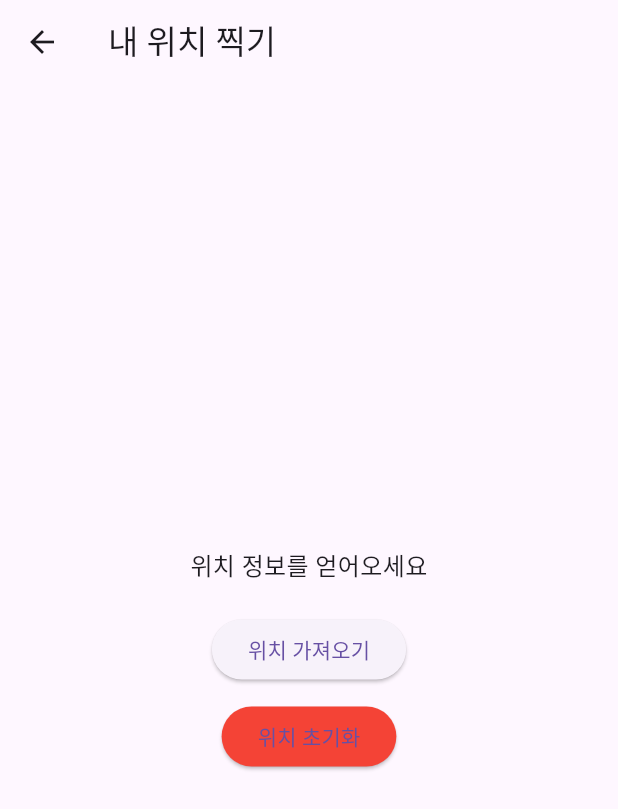
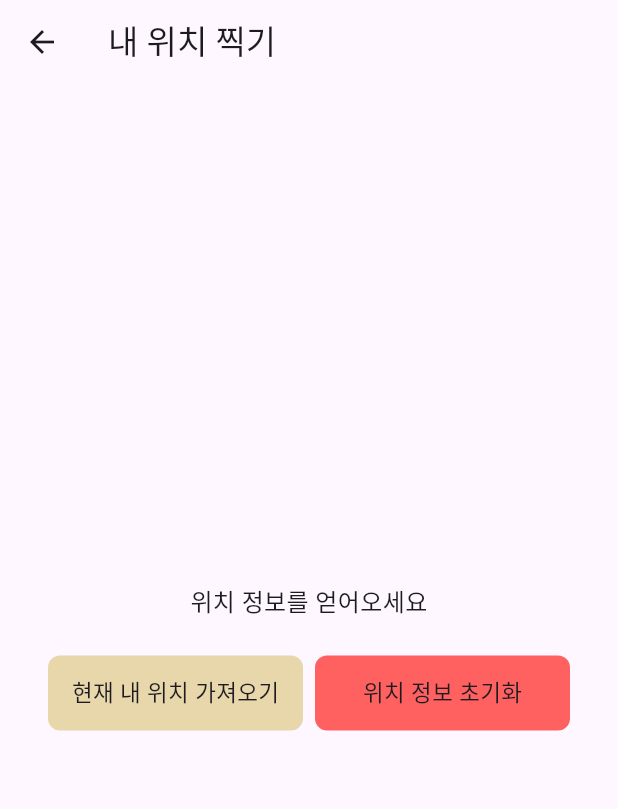
Before and after one commit to JMandoo1014/TrackON, a Flutter app: the LocationPage screen opened directly, on a phone screen of 412 x 824 dp. Shown: the top 809 px of the screen. Run offline on Flutter 3.47's test engine with Material 3 defaults, Android fonts, the phone set to English and light mode, and no system bars; our stand-ins replace geolocator, image_picker, shared_preferences; accounts and stored records are empty.

Commit message:
location page design edit

```diff
--- a/lib/home/main_page.dart
+++ b/lib/home/main_page.dart
@@ -69,7 +69,7 @@ class _MainPageState extends State<MainPage> {
 
     final request = http.MultipartRequest(
       'POST',
-      Uri.parse('http://43.201.10.190:3000/upload'), // AWS Strain server ip
+      Uri.parse('http://13.125.237.219/upload'), // AWS Strain server ip
     );
     request.fields['latitude'] = latitude.toString();
     request.fields['longitude'] = longitude.toString();
--- a/lib/main/location_page.dart
+++ b/lib/main/location_page.dart
@@ -88,17 +88,52 @@ class _LocationPageState extends State<LocationPage> {
               style: TextStyle(fontSize: 16),
             ),
             const SizedBox(height: 20),
-            ElevatedButton(
-              onPressed: _getCurrentLocation,
-              child: Text("위치 가져오기"),
-            ),
-            const SizedBox(height: 10),
-            ElevatedButton(
-              onPressed: _resetLocation,
-              style: ElevatedButton.styleFrom(
-                backgroundColor: Colors.red,
-              ),
-              child: Text("위치 초기화"),
+            Row(
+              mainAxisSize: MainAxisSize.min,
+              children: [
+                GestureDetector(
+                  onTap: _getCurrentLocation,
+                  child: Card(
+                    clipBehavior: Clip.antiAliasWithSaveLayer,
+                    color: Color(0xFFE7D7AB),
+                    elevation: 0,
+                    shape: RoundedRectangleBorder(
+                      borderRadius: BorderRadius.circular(8),
+                    ),
+                    child: Container(
+                      width: 170,
+                      height: 50,
+                      alignment: Alignment.center,
+                      padding: const EdgeInsets.all(8.0),
+                      child: Text(
+                        '현재 내 위치 가져오기',
+                        style: TextStyle(fontSize: 15),
+                      ),
+                    ),
+                  ),
+                ),
+                GestureDetector(
+                  onTap: _resetLocation,
+                  child: Card(
+                    clipBehavior: Clip.antiAliasWithSaveLayer,
+                    color: Color(0xFFFF6161),
+                    elevation: 0,
+                    shape: RoundedRectangleBorder(
+                      borderRadius: BorderRadius.circular(8),
+                    ),
+                    child: Container(
+                      width: 170,
+                      height: 50,
+                      alignment: Alignment.center,
+                      padding: const EdgeInsets.all(8.0),
+                      child: Text(
+                        '위치 정보 초기화',
+                        style: TextStyle(fontSize: 15),
+                      ),
+                    ),
+                  ),
+                ),
+              ],
             ),
           ],
         ),
--- a/pubspec.yaml
+++ b/pubspec.yaml
@@ -21,6 +21,7 @@ dependencies:
   image_picker: ^1.1.2
   permission_handler: ^11.3.1
   intl: ^0.20.1
+  google_maps_flutter: ^2.10.0
 
 dev_dependencies:
   flutter_test:
```
Also changed, not shown: pubspec.lock.
